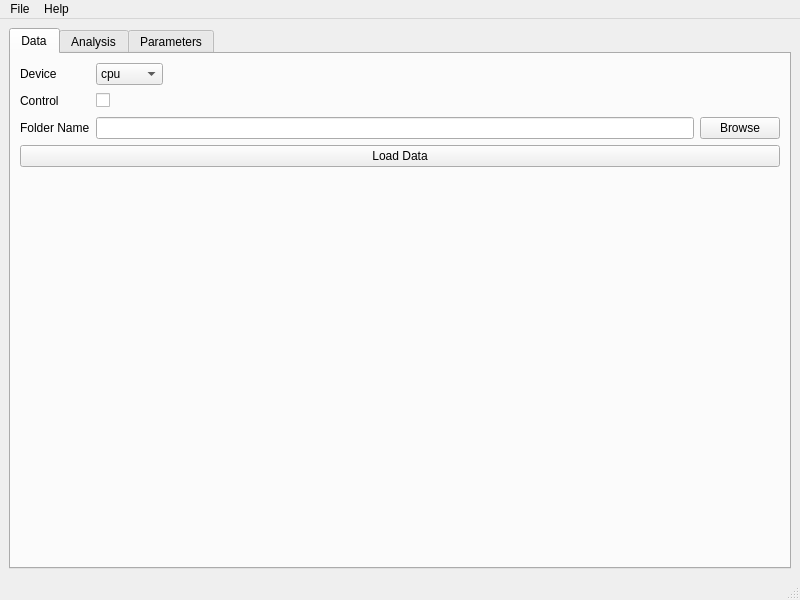
The window that cosmos/ui/mainwindow.ui (gelles-brandeis/tapqir) describes before a commit, drawn with Qt 5.
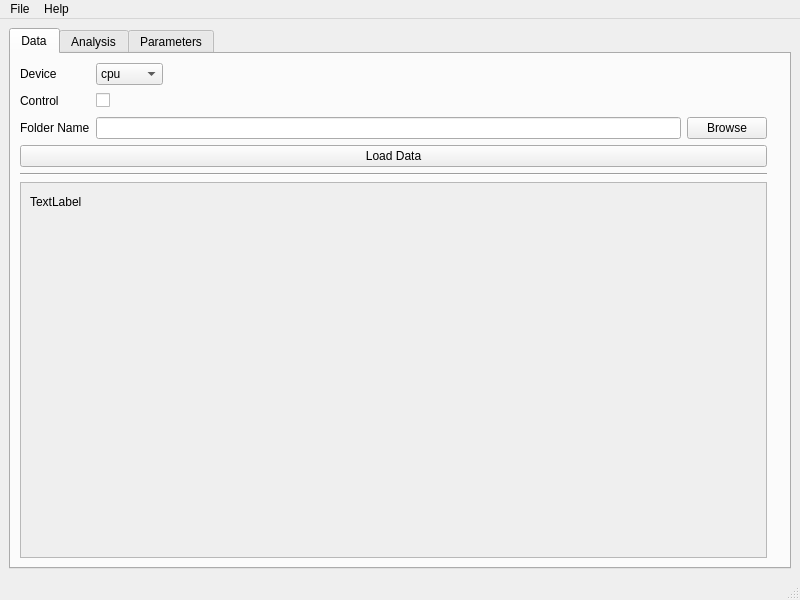
The same window after the commit. The open tabs and pages were chosen to show the change.

What changed in the file:
```diff
--- a/cosmos/ui/mainwindow.ui
+++ b/cosmos/ui/mainwindow.ui
@@ -29,7 +29,7 @@
        </attribute>
        <layout class="QHBoxLayout" name="horizontalLayout_4">
         <item>
-         <layout class="QVBoxLayout" name="verticalLayout_2">
+         <layout class="QVBoxLayout" name="verticalLayout_7">
           <item>
            <layout class="QFormLayout" name="formLayout">
             <item row="0" column="0">
@@ -140,11 +140,55 @@
            </widget>
           </item>
           <item>
-           <widget class="QLabel" name="output">
+           <widget class="Line" name="line_2">
+            <property name="orientation">
+             <enum>Qt::Horizontal</enum>
+            </property>
+           </widget>
+          </item>
+          <item>
+           <widget class="QScrollArea" name="scrollArea_2">
+            <property name="widgetResizable">
+             <bool>true</bool>
+            </property>
+            <widget class="QWidget" name="scrollAreaWidgetContents_2">
+             <property name="geometry">
+              <rect>
+               <x>0</x>
+               <y>0</y>
+               <width>744</width>
+               <height>359</height>
+              </rect>
+             </property>
+             <layout class="QVBoxLayout" name="verticalLayout_6">
+              <item>
+               <layout class="QVBoxLayout" name="verticalLayout_2">
+                <item>
+                 <layout class="QHBoxLayout" name="horizontalLayout_12">
+                  <item>
+                   <widget class="QLabel" name="label_8">
             <property name="text">
-             <string/>
-            </property>
-           </widget>
+                     <string>TextLabel</string>
+                    </property>
+                   </widget>
+                  </item>
+                  <item>
+                   <spacer name="horizontalSpacer_8">
+                    <property name="orientation">
+                     <enum>Qt::Horizontal</enum>
+                    </property>
+                    <property name="sizeHint" stdset="0">
+                     <size>
+                      <width>40</width>
+                      <height>20</height>
+                     </size>
+                    </property>
+                   </spacer>
+                  </item>
+                 </layout>
+                </item>
+                <item>
+                 <layout class="QHBoxLayout" name="plotData"/>
           </item>
           <item>
            <spacer name="verticalSpacer">
@@ -163,6 +207,19 @@
         </item>
        </layout>
       </widget>
+           </widget>
+          </item>
+         </layout>
+        </item>
+        <item>
+         <widget class="QLabel" name="output">
+          <property name="text">
+           <string/>
+          </property>
+         </widget>
+        </item>
+       </layout>
+      </widget>
       <widget class="QWidget" name="Analysis">
        <property name="enabled">
         <bool>false</bool>
```
Left out of the diff: 36 changed lines with no effect on the pictures. Lines whose indentation alone changed are shown as unchanged.
